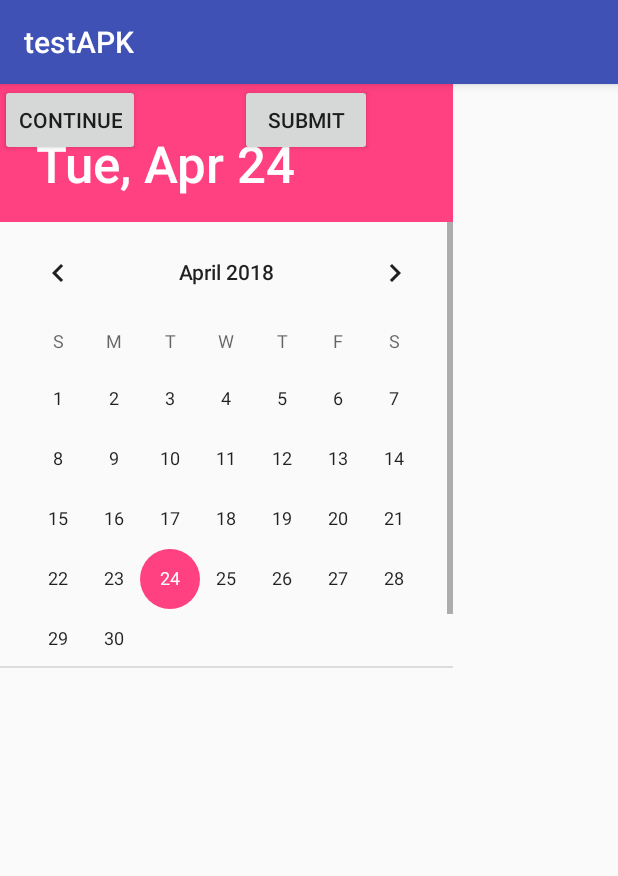
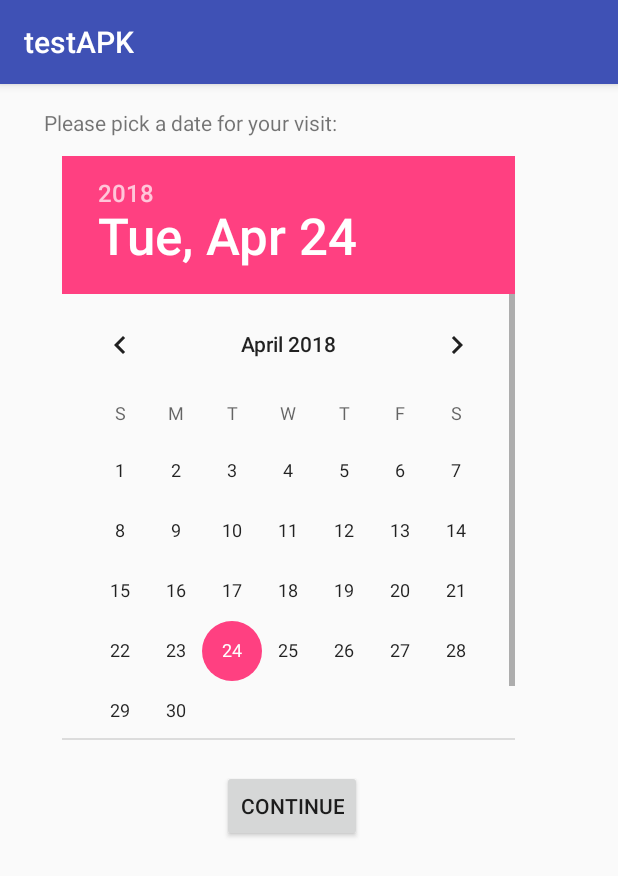
Before and after one commit to ufukakg/appium-test-apk, an Android app: the SixthActivity screen opened directly, with no data from a screen before it, on a phone screen of 412 x 824 dp. Shown: the top 876 px of the screen. Run offline under Robolectric (Android 15) with nearby library versions, the phone set to English and light mode, and no system bars.

Commit message:
small fix to 6th and 7th activites

```diff
--- a/app/src/main/res/layout/activity_seventh.xml
+++ b/app/src/main/res/layout/activity_seventh.xml
@@ -20,15 +20,18 @@
         android:id="@+id/timePicker"
         android:layout_width="345dp"
         android:layout_height="363dp"
-        tools:layout_editor_absoluteX="20dp"
-        tools:layout_editor_absoluteY="83dp" />
+        android:layout_marginStart="20dp"
+        android:layout_marginTop="14dp"
+        app:layout_constraintStart_toStartOf="parent"
+        app:layout_constraintTop_toBottomOf="@+id/textView" />
 
     <Button
         android:id="@+id/eventButton"
         android:layout_width="wrap_content"
         android:layout_height="wrap_content"
+        android:layout_marginStart="148dp"
         android:text="Events!"
-        tools:layout_editor_absoluteX="148dp"
-        tools:layout_editor_absoluteY="446dp" />
+        app:layout_constraintStart_toStartOf="parent"
+        app:layout_constraintTop_toBottomOf="@+id/timePicker" />
 
 </android.support.constraint.ConstraintLayout>
--- a/app/src/main/res/layout/activity_sixth.xml
+++ b/app/src/main/res/layout/activity_sixth.xml
@@ -6,36 +6,32 @@
     android:layout_height="match_parent"
     tools:context="com.example.edacaner.testapk.SixthActivity">
 
-    <Button
-        android:id="@+id/submit3"
-        android:layout_width="wrap_content"
-        android:layout_height="wrap_content"
-        android:layout_marginStart="160dp"
-        android:text="SUBMIT"
-        app:layout_constraintStart_toStartOf="parent"
-        tools:layout_editor_absoluteY="518dp" />
-
     <TextView
         android:id="@+id/textView6"
         android:layout_width="327dp"
         android:layout_height="32dp"
+        android:layout_marginStart="29dp"
+        android:layout_marginTop="16dp"
         android:text="Please pick a date for your visit:"
-        tools:layout_editor_absoluteX="29dp"
-        tools:layout_editor_absoluteY="16dp" />
+        app:layout_constraintStart_toStartOf="parent"
+        app:layout_constraintTop_toTopOf="parent" />
 
     <DatePicker
         android:id="@+id/datePicker3"
         android:layout_width="302dp"
         android:layout_height="389dp"
-        tools:layout_editor_absoluteX="41dp"
-        tools:layout_editor_absoluteY="48dp" />
+        android:layout_marginStart="41dp"
+        app:layout_constraintStart_toStartOf="parent"
+        app:layout_constraintTop_toBottomOf="@+id/textView6" />
 
     <Button
         android:id="@+id/contButton2"
         android:layout_width="wrap_content"
         android:layout_height="wrap_content"
+        android:layout_marginStart="148dp"
+        android:layout_marginTop="20dp"
         android:text="Continue"
-        tools:layout_editor_absoluteX="148dp"
-        tools:layout_editor_absoluteY="457dp" />
+        app:layout_constraintStart_toStartOf="parent"
+        app:layout_constraintTop_toBottomOf="@+id/datePicker3" />
 
 </android.support.constraint.ConstraintLayout>
```
